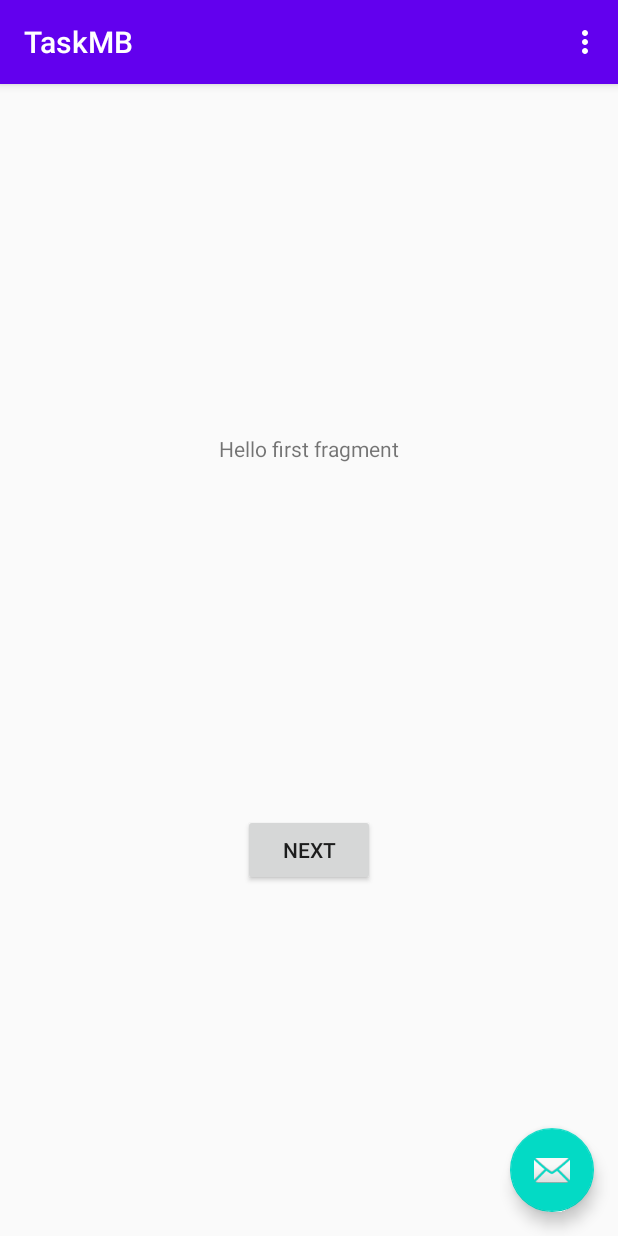
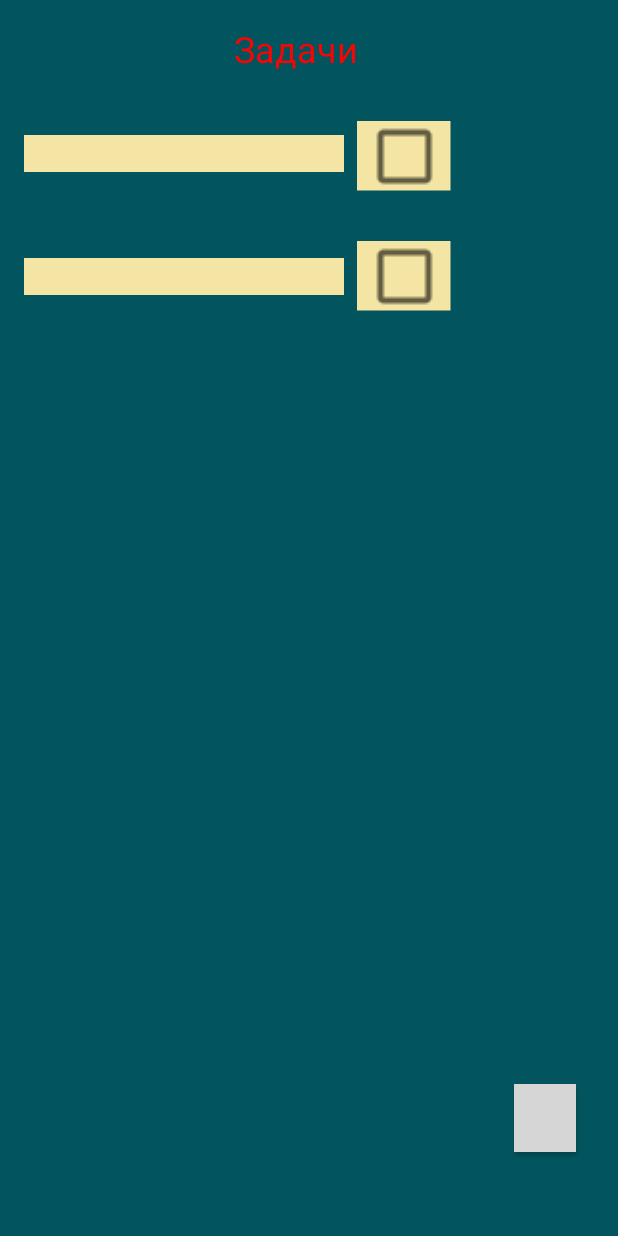
Before and after one commit to MEM1435ISO/-mobile-task-manager, an Android app: the screen it shows after launch (MainActivity), on a phone screen of 412 x 824 dp. Run offline under Robolectric (Android 15) with nearby library versions, the phone set to English and light mode, and no system bars; our stand-ins replace Room's generated code; grey boxes are pictures that could not be loaded.

Commit message:
Основа под использовние базы данных(ТЕСТ)

```diff
--- a/app/src/main/java/com/example/taskmb/App.java
+++ b/app/src/main/java/com/example/taskmb/App.java
@@ -22,8 +22,10 @@ public class App extends Application {
     public void onCreate() {
         super.onCreate();
 
+        insance = this;
+
         dataBase = Room.databaseBuilder(getApplicationContext(),
-                AddDataBase.class,  "mtmdb")
+                AddDataBase.class,  "mtm-db")
                 .allowMainThreadQueries()
                 .build();
         taskDao  = dataBase.noteDao();
--- a/app/src/main/java/data/TaskDao.java
+++ b/app/src/main/java/data/TaskDao.java
@@ -1,5 +1,6 @@
 package data;
 
+import androidx.lifecycle.LiveData;
 import androidx.room.Dao;
 import androidx.room.Insert;
 import androidx.room.OnConflictStrategy;
@@ -12,7 +13,7 @@ import java.util.List;
 
 @Dao
 public interface TaskDao {
-
+    // слой запросов на взаисодействие с базой данных
     @Query("SELECT * FROM Task")
     List<Task> getAll();
 
@@ -21,7 +22,6 @@ public interface TaskDao {
 
     @Query("SELECT * FROM Task WHERE uniqueId = :uniqueId LIMIT 1")
     Task findById(int uniqueId);
-
     Task findById(String first, String last);
 
     @Insert/*(onConflict = OnConflictStrategy.REPLACE)*/
@@ -33,4 +33,5 @@ public interface TaskDao {
     @Insert
     void delete(Task task);
 
+    LiveData<List<Task>> getAllLiveData();
 }
--- a/app/src/main/java/screens/MainActivity.java
+++ b/app/src/main/java/screens/MainActivity.java
@@ -1,18 +1,12 @@
 package screens;
 
+import androidx.appcompat.app.AppCompatActivity;
+
 import android.os.Bundle;
+import android.view.View;
+import android.widget.Toast;
 
 import com.example.taskmb.R;
-import com.google.android.material.floatingactionbutton.FloatingActionButton;
-import com.google.android.material.snackbar.Snackbar;
-
-import androidx.appcompat.app.AppCompatActivity;
-import androidx.appcompat.widget.Toolbar;
-
-import android.view.View;
-
-import android.view.Menu;
-import android.view.MenuItem;
 
 public class MainActivity extends AppCompatActivity {
 
@@ -20,38 +14,9 @@ public class MainActivity extends AppCompatActivity {
     protected void onCreate(Bundle savedInstanceState) {
         super.onCreate(savedInstanceState);
         setContentView(R.layout.activity_main);
-        Toolbar toolbar = findViewById(R.id.toolbar);
-        setSupportActionBar(toolbar);
-
-        FloatingActionButton fab = findViewById(R.id.fab);
-        fab.setOnClickListener(new View.OnClickListener() {
-            @Override
-            public void onClick(View view) {
-                Snackbar.make(view, "Replace with your own action", Snackbar.LENGTH_LONG)
-                        .setAction("Action", null).show();
-            }
-        });
     }
 
-    @Override
-    public boolean onCreateOptionsMenu(Menu menu) {
-        // Inflate the menu; this adds items to the action bar if it is present.
-        getMenuInflater().inflate(R.menu.menu_main, menu);
-        return true;
-    }
-
-    @Override
-    public boolean onOptionsItemSelected(MenuItem item) {
-        // Handle action bar item clicks here. The action bar will
-        // automatically handle clicks on the Home/Up button, so long
-        // as you specify a parent activity in AndroidManifest.xml.
-        int id = item.getItemId();
-
-        //noinspection SimplifiableIfStatement
-        if (id == R.id.action_settings) {
-            return true;
-        }
-
-        return super.onOptionsItemSelected(item);
+    public void click(View viev){
+        Toast.makeText(this, "Тут должна создатся новая задача", Toast.LENGTH_SHORT).show();
     }
 }
--- a/app/src/main/res/layout/activity_main.xml
+++ b/app/src/main/res/layout/activity_main.xml
@@ -1,33 +1,89 @@
 <?xml version="1.0" encoding="utf-8"?>
-<androidx.coordinatorlayout.widget.CoordinatorLayout xmlns:android="http://schemas.android.com/apk/res/android"
+<androidx.constraintlayout.widget.ConstraintLayout xmlns:android="http://schemas.android.com/apk/res/android"
     xmlns:app="http://schemas.android.com/apk/res-auto"
     xmlns:tools="http://schemas.android.com/tools"
     android:layout_width="match_parent"
     android:layout_height="match_parent"
-    tools:context="screens.MainActivity">
+    android:background="#02555e"
+    tools:context=".MainActivity">
 
-    <com.google.android.material.appbar.AppBarLayout
-        android:layout_width="match_parent"
-        android:layout_height="wrap_content"
-        android:theme="@style/AppTheme.AppBarOverlay">
+    <CheckBox
+        android:id="@+id/checkBox2"
+        android:layout_width="31dp"
+        android:layout_height="23dp"
+        android:layout_marginStart="24dp"
+        android:layout_marginTop="92dp"
+        android:background="#f5e5a4"
+        android:scaleX="2"
+        android:scaleY="2"
+        app:layout_constraintStart_toEndOf="@+id/text"
+        app:layout_constraintTop_toTopOf="parent"
+        android:layout_marginLeft="24dp" />
 
-        <androidx.appcompat.widget.Toolbar
-            android:id="@+id/toolbar"
-            android:layout_width="match_parent"
-            android:layout_height="?attr/actionBarSize"
-            android:background="?attr/colorPrimary"
-            app:popupTheme="@style/AppTheme.PopupOverlay" />
-
-    </com.google.android.material.appbar.AppBarLayout>
-
-    <include layout="@layout/content_main" />
-
-    <com.google.android.material.floatingactionbutton.FloatingActionButton
-        android:id="@+id/fab"
+    <EditText
+        android:id="@+id/text3"
         android:layout_width="wrap_content"
         android:layout_height="wrap_content"
-        android:layout_gravity="bottom|end"
-        android:layout_margin="@dimen/fab_margin"
-        app:srcCompat="@android:drawable/ic_dialog_email" />
+        android:layout_marginStart="16dp"
+        android:layout_marginTop="90dp"
+        android:background="#f5e5a4"
+        android:ems="10"
+        android:inputType="textPersonName"
+        app:layout_constraintStart_toStartOf="parent"
+        app:layout_constraintTop_toTopOf="parent"
+        android:layout_marginLeft="16dp" />
 
-</androidx.coordinatorlayout.widget.CoordinatorLayout>
+    <EditText
+        android:id="@+id/text"
+        android:layout_width="wrap_content"
+        android:layout_height="wrap_content"
+        android:layout_marginStart="16dp"
+        android:layout_marginTop="172dp"
+        android:background="#f5e5a4"
+        android:ems="10"
+        android:inputType="textPersonName"
+        app:layout_constraintStart_toStartOf="parent"
+        app:layout_constraintTop_toTopOf="parent"
+        android:layout_marginLeft="16dp" />
+
+    <CheckBox
+        android:id="@+id/checkBox"
+        android:layout_width="31dp"
+        android:layout_height="23dp"
+        android:layout_marginStart="24dp"
+        android:layout_marginTop="172dp"
+        android:background="#f5e5a4"
+        android:scaleX="2"
+        android:scaleY="2"
+        app:layout_constraintStart_toEndOf="@+id/text"
+        app:layout_constraintTop_toTopOf="parent"
+        android:layout_marginLeft="24dp" />
+
+    <Button
+        android:id="@+id/button4"
+        android:layout_width="41dp"
+        android:layout_height="45dp"
+        android:layout_marginEnd="28dp"
+        android:layout_marginBottom="56dp"
+        android:background="@drawable/arround"
+        android:onClick="click"
+        android:text="+"
+        android:textSize="30sp"
+        app:layout_constraintBottom_toBottomOf="parent"
+        app:layout_constraintEnd_toEndOf="parent"
+        android:layout_marginRight="28dp" />
+
+    <TextView
+        android:id="@+id/textView"
+        android:layout_width="93dp"
+        android:layout_height="32dp"
+        android:layout_marginStart="156dp"
+        android:layout_marginTop="16dp"
+        android:text="Задачи"
+        android:textColor="#F60505"
+        android:textSize="24sp"
+        app:layout_constraintStart_toStartOf="parent"
+        app:layout_constraintTop_toTopOf="parent"
+        android:layout_marginLeft="156dp" />
+
+</androidx.constraintlayout.widget.ConstraintLayout>
```
